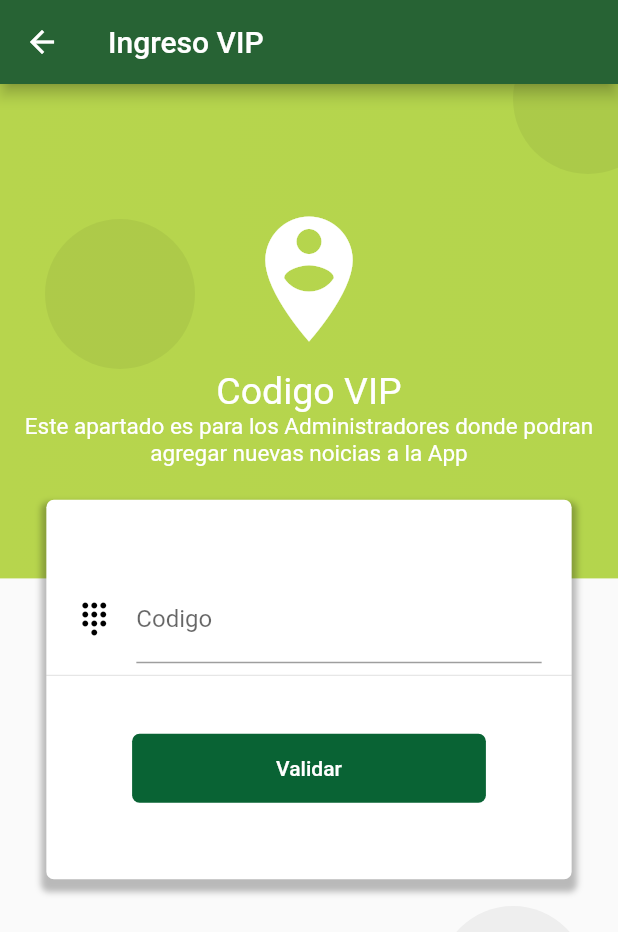
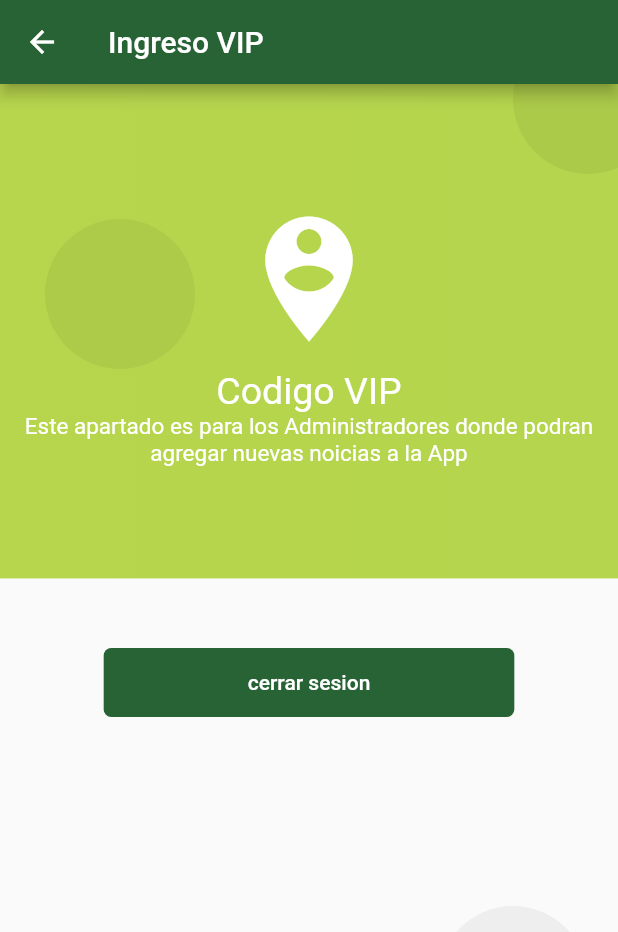
Before and after one commit to JhonEdinson-Shongo/MetrApp, a Flutter app: the PageVIP screen opened directly, on a phone screen of 412 x 824 dp. Shown: the top 932 px of the screen. Run offline on Flutter 3.47's test engine with Material 2 defaults, Android fonts, the phone set to English and light mode, and no system bars; our stand-ins replace cloud_firestore, firebase_database, firebase_storage, google_maps_flutter, image_picker; accounts and stored records are empty; network calls fail.

Commit message:
detalles de mapa y nombre de ruta, rutas de navegacion, boton cerrar sesion VIP

```diff
--- a/lib/src/CodigoVIP/Page_VIP.dart
+++ b/lib/src/CodigoVIP/Page_VIP.dart
@@ -5,14 +5,14 @@ import 'package:flutter/material.dart';
 
 class PageVIP extends StatefulWidget {
   PageVIP({this.tipomenu});
-  String tipomenu;
+  String tipomenu = "menu";
 
   @override
-  _PageVIPState createState() => _PageVIPState();
+  _PageVIPState createState() => _PageVIPState(tp: tipomenu);
 }
 
 class _PageVIPState extends State<PageVIP> {
-  _PageVIPState({tp});
+  _PageVIPState({this.tp});
   String tp;
   String _codigo;
   final GlobalKey<FormState> _formKey = GlobalKey<FormState>();
@@ -21,9 +21,10 @@ class _PageVIPState extends State<PageVIP> {
     color: Colors.black,
   );
 
-
   @override
   Widget build(BuildContext context) {
+    print(tp);
+    if(tp == "menu"){
       return Scaffold(
         appBar: AppBar(
           title: Text("Ingreso VIP"),
@@ -36,6 +37,43 @@ class _PageVIPState extends State<PageVIP> {
           ],
         )
       );
+    }else{
+      return Scaffold(
+        appBar: AppBar(
+          title: Text("Ingreso VIP"),
+          backgroundColor: Color.fromRGBO(39, 99, 52, 1),
+        ),
+        body: Stack(
+          children: <Widget>[
+            _crearFondo(context),
+            Center(
+              child: Column(
+                mainAxisAlignment: MainAxisAlignment.center,
+                children: <Widget>[
+                  SizedBox( height: 30.0 ),
+                  RaisedButton(
+                    child: Container(
+                      padding: EdgeInsets.symmetric( horizontal: 80.0, vertical: 15.0),
+                      child: Text("cerrar sesion"),
+                    ),
+                    shape: RoundedRectangleBorder(
+                      borderRadius: BorderRadius.circular(5.0)
+                    ),
+                    elevation: 0.0,
+                    color: Color.fromRGBO(39, 99, 52, 1),
+                    textColor: Colors.white,
+                    onPressed: (){
+                      Navigator.pushNamed(context, "home", arguments: "menu");
+                    },
+                  ),
+                ],
+              ),
+            ),
+          ],
+        ),
+      );
+    }
+
   }
 
   Widget _crearFondo(BuildContext context) {
```
Also changed, not shown: lib/src/pages/home_map.dart (+17 -31 lines), lib/src/pages/home_page.dart (+1 -10 lines), lib/src/providers/generadorRutas.dart (+1 -6 lines). Lines whose indentation alone changed are shown as unchanged.
